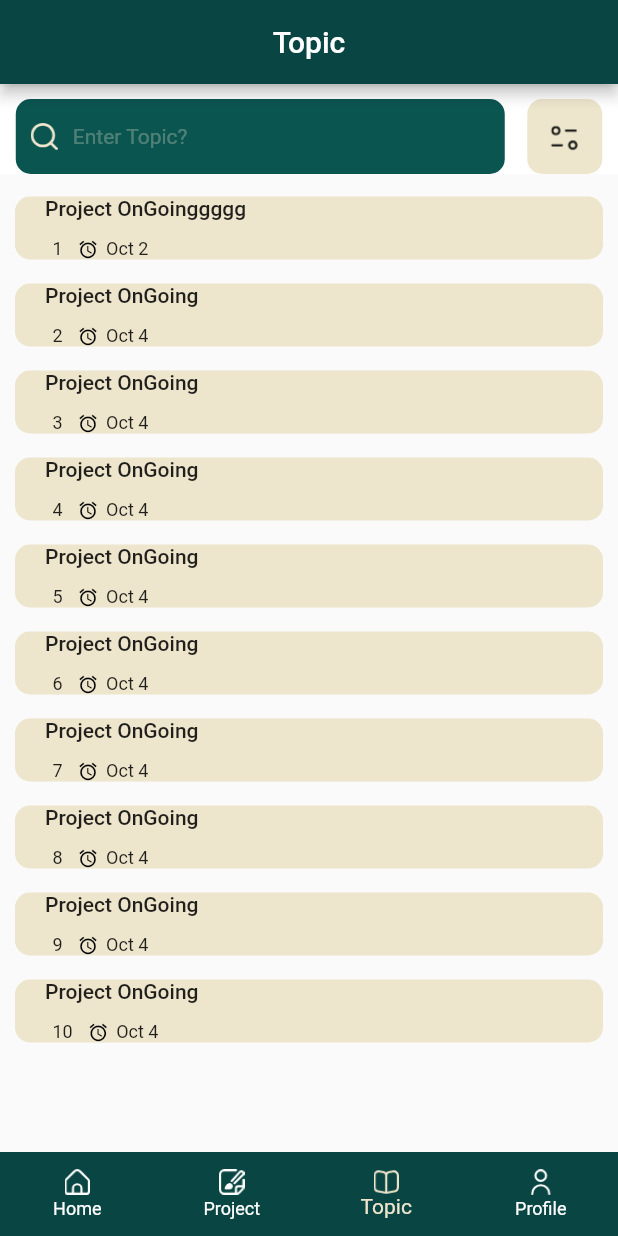
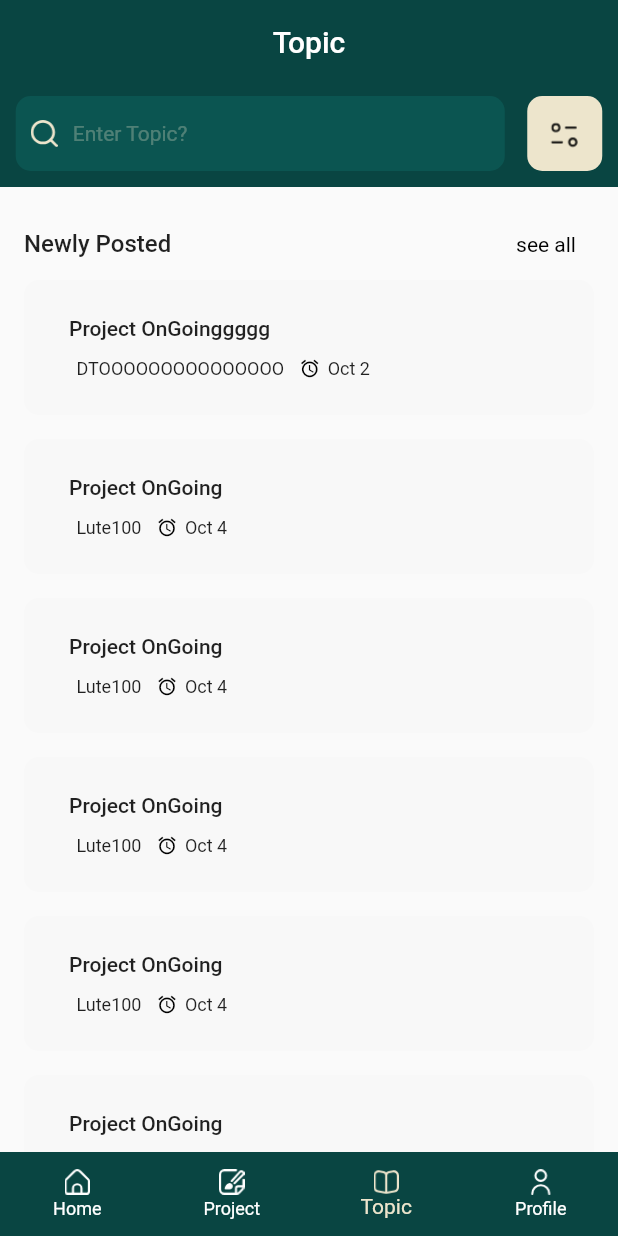
Before and after one commit to DTO-team/mobile, a Flutter app: the screen it shows after launch, item 3 of the bottom bar chosen, on a phone screen of 412 x 824 dp. Run offline on Flutter 3.47's test engine with Material 2 defaults, Android fonts, the phone set to English and light mode, and no system bars; our stand-ins replace flutter_spinkit, flutter_svg, flutter_svg_provider; missing offline and left inert: amplify_auth_cognito, amplify_flutter; network calls fail; Roboto replaces fonts that are missing (inter).

Commit message:
fix topic card

```diff
--- a/lib/Screens/main_screen/topic_screen.dart
+++ b/lib/Screens/main_screen/topic_screen.dart
@@ -1,7 +1,7 @@
 import 'package:capstone_management_dto/Widget/HomePage_Widget/new_feed_card.dart';
 import 'package:capstone_management_dto/Widget/TopicPage_Widget/topic_card.dart';
+import 'package:capstone_management_dto/Widget/color.dart';
 import 'package:capstone_management_dto/Widget/search_bar.dart';
-import 'package:capstone_management_dto/Widget/color.dart';
 import 'package:flutter/material.dart';
 
 import '../../Provider/newfeed.dart';
@@ -129,42 +129,74 @@ class _TopicPageState extends State<TopicPage> {
     return Scaffold(
       appBar: AppBar(
         backgroundColor: AppColor.primary,
+        elevation: 0,
         title: Text('Topic'),
         centerTitle: true,
       ),
       body: ListView(
+        shrinkWrap: true,
         physics: BouncingScrollPhysics(),
-        children: [Container(
-          margin: EdgeInsets.only(top: 2),
-          color: Colors.white,
-          child: Stack(
         children: [
+          // Section 1 - Featured Recipe - Wrapper
+          Stack(
+            children: [
+              Container(
+                height: MediaQuery.of(context).size.height /12,
+                color: AppColor.primary,
+              ),
+              // Section 1 - Content
               Column(
                 children: [
+                  // Search Bar
                   SearchBar(
-                    routeTo: (){},
-                  )
+                    routeTo: () {
+                    },
+                  ),
                 ],
               )
             ],
           ),
-
+          Container(
+            margin: EdgeInsets.only(top: 14),
+            padding: EdgeInsets.symmetric(horizontal: 16),
+            child: Column(
+              crossAxisAlignment: CrossAxisAlignment.start,
+              children: [
+                // Header
+                Row(
+                  mainAxisAlignment: MainAxisAlignment.spaceBetween,
+                  children: [
+                    Text(
+                      'Newly Posted',
+                      style: TextStyle(fontSize: 16, fontWeight: FontWeight.w600, fontFamily: 'inter'),
                     ),
+                    TextButton(
+                      onPressed: () {
+                      },
+                      child: Text('see all'),
+                      style: TextButton.styleFrom(primary: Colors.black, textStyle: TextStyle(fontWeight: FontWeight.w400, fontSize: 14)),
+                    ),
+                  ],
+                ),
+                // Content
                 ListView.separated(
                   shrinkWrap: true,
                   itemCount: nfs.length,
-            physics: NeverScrollableScrollPhysics()
-            ,
+                  physics: NeverScrollableScrollPhysics(),
                   separatorBuilder: (context, index) {
-              return SizedBox(height: 1);
+                    return SizedBox(height: 16);
                   },
-            itemBuilder: (context, int index) {
-              return TopicCard(feed: nfs[index]);
-            },)
+                  itemBuilder: (context, index) {
+                    return TopicCard(
+                      feed: nfs[index],
+                    );
+                  },
+                ),
               ],
-
             ),
-
+          )
+        ],
+      ),
     );
   }
 }
--- a/lib/Widget/TopicPage_Widget/topic_card.dart
+++ b/lib/Widget/TopicPage_Widget/topic_card.dart
@@ -12,18 +12,17 @@ class TopicCard extends StatelessWidget {
   @override
   Widget build(BuildContext context) {
     return GestureDetector(
-      onTap: () {},
-      child: Padding(
-        padding: const EdgeInsets.fromLTRB(10, 15, 10, 0),
+      onTap: () {
+      },
       child: Container(
+        height: 90,
+        padding: EdgeInsets.all(10),
         decoration: BoxDecoration(
-            color: AppColor.secondary,
+          color: AppColor.whiteSoft,
           borderRadius: BorderRadius.circular(10),
         ),
-          child: Column(
-            crossAxisAlignment: CrossAxisAlignment.start,
+        child: Row(
           children: [
-
             // Recipe Info
             Expanded(
               child: Container(
@@ -38,17 +37,16 @@ class TopicCard extends StatelessWidget {
                       margin: EdgeInsets.only(bottom: 12),
                       child: Text(
                         feed.topic,
-                          style: TextStyle(fontWeight: FontWeight.w600),
+                        style: TextStyle(fontWeight: FontWeight.w600, fontFamily: 'inter'),
                       ),
                     ),
                     // Recipe Calories and Time
                     Row(
                       children: [
-
                         Container(
                           margin: EdgeInsets.only(left: 5),
                           child: Text(
-                              feed.id,
+                            feed.team,
                             style: TextStyle(fontSize: 12),
                           ),
                         ),
@@ -76,7 +74,6 @@ class TopicCard extends StatelessWidget {
           ],
         ),
       ),
-      ),
     );
   }
 }
```
Lines whose indentation alone changed are shown as unchanged.
